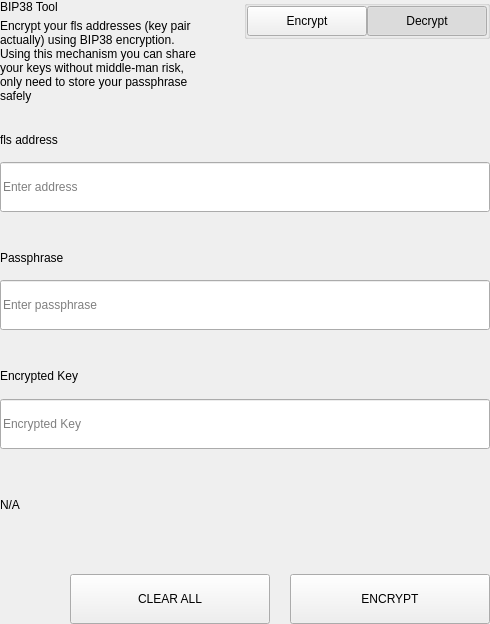
Old version of the form src/qt/fls/settings/forms/settingsbittoolwidget.ui in the repository Liquid369/blank.
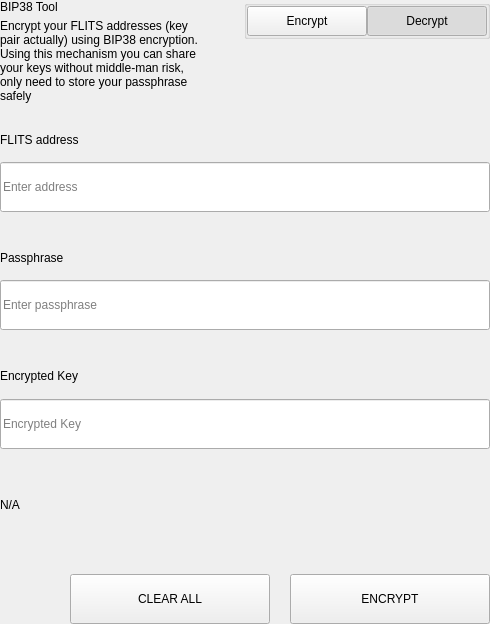
New version of the form.

```diff
--- a/src/qt/fls/settings/forms/settingsbittoolwidget.ui
+++ b/src/qt/fls/settings/forms/settingsbittoolwidget.ui
@@ -69,7 +69,7 @@
             <item>
              <widget class="QLabel" name="labelSubtitle1">
               <property name="text">
-               <string>Encrypt your fls addresses (key pair actually) using BIP38 encryption.
+               <string>Encrypt your FLITS addresses (key pair actually) using BIP38 encryption.
 Using this mechanism you can share your keys without middle-man risk, only need to store your passphrase safely</string>
               </property>
               <property name="wordWrap">
@@ -657,7 +657,7 @@
                   </size>
                  </property>
                  <property name="text">
-                  <string>fls address</string>
+                  <string>FLITS address</string>
                  </property>
                 </widget>
                </item>
```
